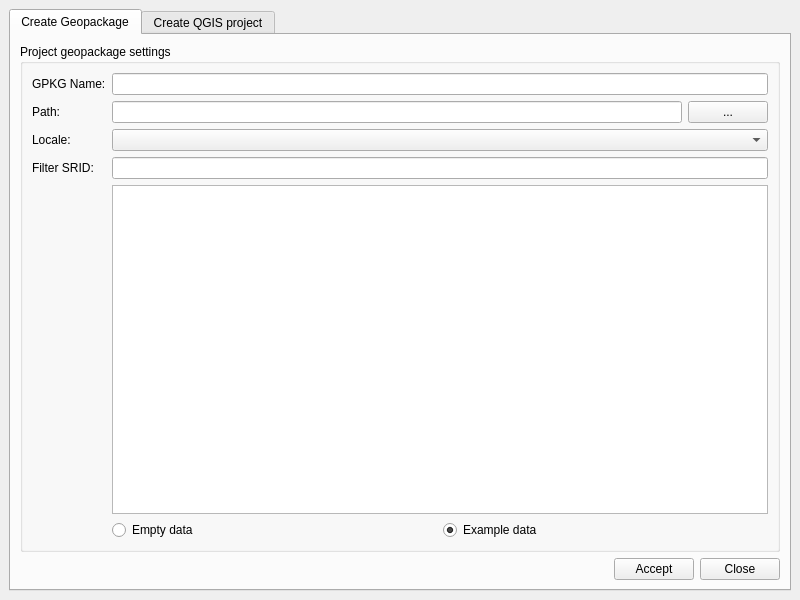
Above: core/ui/admin/admin_ui.ui from ibergis/ibergis_qgis_plugin before the change. Below: the same form after it.
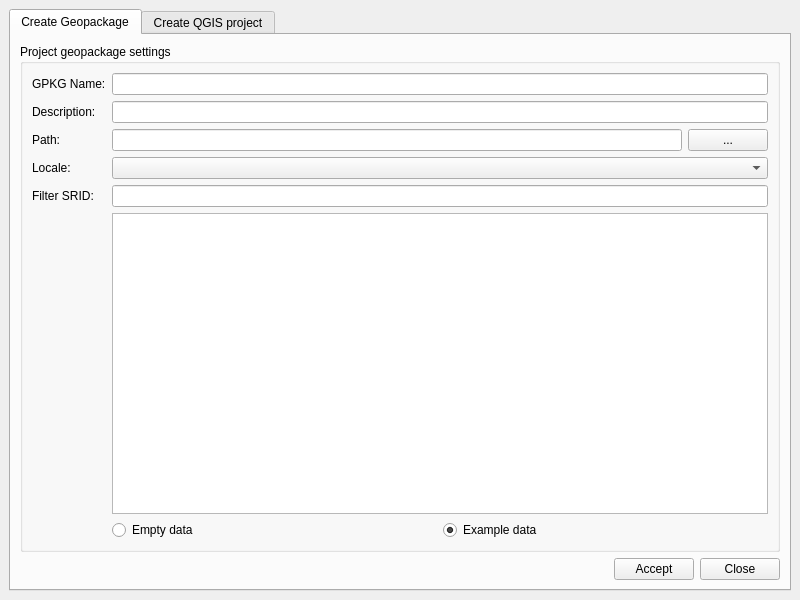
That is the form after the change.

Commit message: Add project description to admin button

The edit to the form file:
```diff
--- a/core/ui/admin/admin_ui.ui
+++ b/core/ui/admin/admin_ui.ui
@@ -33,57 +33,13 @@
              <string>Project geopackage settings</string>
             </property>
             <layout class="QGridLayout" name="gridLayout_2">
-             <item row="1" column="0">
-              <widget class="QLabel" name="lbl_path">
-               <property name="text">
-                <string>Path:</string>
-               </property>
-              </widget>
-             </item>
-             <item row="5" column="1" colspan="2">
-              <widget class="QLineEdit" name="srid_id"/>
-             </item>
-             <item row="5" column="0">
-              <widget class="QLabel" name="lbl_filter">
-               <property name="text">
-                <string>Filter SRID:</string>
-               </property>
-              </widget>
-             </item>
-             <item row="3" column="1" colspan="2">
+             <item row="4" column="1" colspan="2">
               <widget class="QComboBox" name="cmb_locale"/>
              </item>
-             <item row="0" column="1" colspan="2">
-              <widget class="QLineEdit" name="gpkg_name">
-               <property name="text">
-                <string/>
-               </property>
-              </widget>
-             </item>
-             <item row="0" column="0">
-              <widget class="QLabel" name="lbl_gpkg">
-               <property name="text">
-                <string>GPKG Name:</string>
-               </property>
-              </widget>
-             </item>
-             <item row="3" column="0">
-              <widget class="QLabel" name="lbl_locale">
-               <property name="layoutDirection">
-                <enum>Qt::LeftToRight</enum>
-               </property>
-               <property name="text">
-                <string>Locale:</string>
-               </property>
-               <property name="alignment">
-                <set>Qt::AlignLeading|Qt::AlignLeft|Qt::AlignVCenter</set>
-               </property>
-              </widget>
-             </item>
-             <item row="1" column="1">
+             <item row="2" column="1">
               <widget class="QLineEdit" name="data_path"/>
              </item>
-             <item row="7" column="1" colspan="2">
+             <item row="8" column="1" colspan="2">
               <layout class="QHBoxLayout" name="horizontalLayout_2">
                <item>
                 <widget class="QRadioButton" name="rdb_data">
@@ -107,16 +63,70 @@
                </item>
               </layout>
              </item>
-             <item row="1" column="2">
+             <item row="6" column="1" colspan="2">
+              <widget class="QLineEdit" name="srid_id"/>
+             </item>
+             <item row="0" column="0">
+              <widget class="QLabel" name="lbl_gpkg">
+               <property name="text">
+                <string>GPKG Name:</string>
+               </property>
+              </widget>
+             </item>
+             <item row="0" column="1" colspan="2">
+              <widget class="QLineEdit" name="gpkg_name">
+               <property name="text">
+                <string/>
+               </property>
+              </widget>
+             </item>
+             <item row="2" column="2">
               <widget class="QPushButton" name="btn_push_path">
                <property name="text">
                 <string>...</string>
                </property>
               </widget>
              </item>
-             <item row="6" column="1" colspan="2">
+             <item row="2" column="0">
+              <widget class="QLabel" name="lbl_path">
+               <property name="text">
+                <string>Path:</string>
+               </property>
+              </widget>
+             </item>
+             <item row="7" column="1" colspan="2">
               <widget class="QTableView" name="tbl_srid"/>
              </item>
+             <item row="4" column="0">
+              <widget class="QLabel" name="lbl_locale">
+               <property name="layoutDirection">
+                <enum>Qt::LeftToRight</enum>
+               </property>
+               <property name="text">
+                <string>Locale:</string>
+               </property>
+               <property name="alignment">
+                <set>Qt::AlignLeading|Qt::AlignLeft|Qt::AlignVCenter</set>
+               </property>
+              </widget>
+             </item>
+             <item row="6" column="0">
+              <widget class="QLabel" name="lbl_filter">
+               <property name="text">
+                <string>Filter SRID:</string>
+               </property>
+              </widget>
+             </item>
+             <item row="1" column="1" colspan="2">
+              <widget class="QLineEdit" name="txt_description"/>
+             </item>
+             <item row="1" column="0">
+              <widget class="QLabel" name="lbl_descript">
+               <property name="text">
+                <string>Description:</string>
+               </property>
+              </widget>
+             </item>
             </layout>
             <zorder>cmb_locale</zorder>
             <zorder>srid_id</zorder>
@@ -128,6 +138,8 @@
             <zorder>lbl_path</zorder>
             <zorder>btn_push_path</zorder>
             <zorder>tbl_srid</zorder>
+            <zorder>txt_description</zorder>
+            <zorder>lbl_descript</zorder>
            </widget>
           </item>
           <item row="1" column="0">
```
The commit also changes 2 other files.
